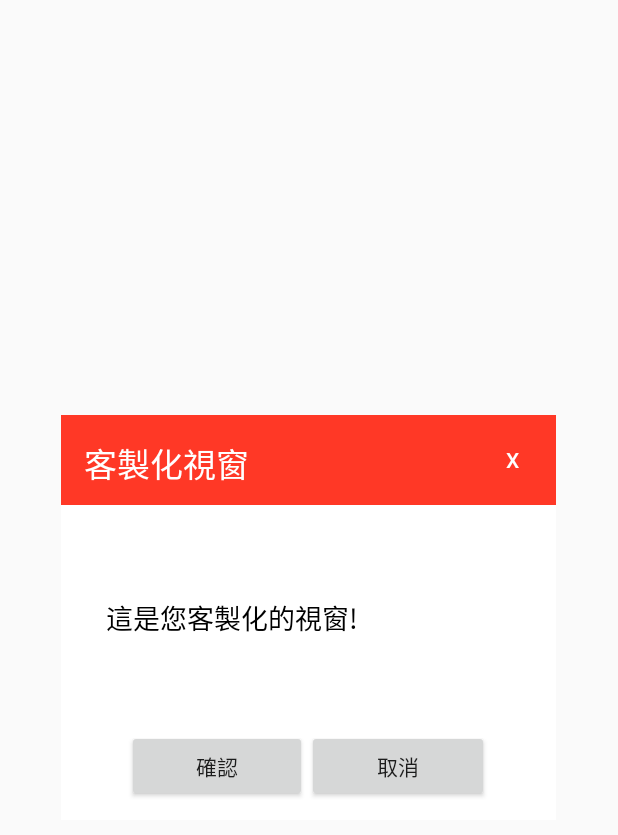
After one commit to imo-ininder/MIS_Project_ATM, an Android app: the layout activity_custom_dialog.xml on its own in the app's theme, with its tools: preview values and no code run, on a phone screen of 412 x 824 dp. The commit adds this screen. Shown: the top 835 px of the screen. Run offline under Robolectric (Android 15) with nearby library versions, the phone set to English and light mode, and no system bars.

```diff
--- a/app/src/main/java/com/example/admin/projectt/first_page.java
+++ b/app/src/main/java/com/example/admin/projectt/first_page.java
@@ -5,15 +5,14 @@ import android.support.v7.app.AppCompatActivity;
 import android.view.View;
 import android.content.Intent;
 
-import com.firebase.client.Firebase;
 
 public class first_page extends AppCompatActivity {
 
     @Override
     protected void onCreate(Bundle savedInstanceState) {
         super.onCreate(savedInstanceState);
-        Firebase.setAndroidContext(this);
         setContentView(R.layout.first_page_layout);
+
 
 
     }
--- /dev/null
+++ b/app/src/main/res/layout/activity_custom_dialog.xml
@@ -0,0 +1,87 @@
+<?xml version="1.0" encoding="utf-8"?>
+<LinearLayout xmlns:android="http://schemas.android.com/apk/res/android"
+    xmlns:tools="http://schemas.android.com/tools"
+    android:orientation="vertical"
+    android:layout_width="fill_parent"
+    android:layout_height="fill_parent"
+    android:transitionGroup="false"
+    android:nestedScrollingEnabled="false"
+    tools:context="com.example.admin.projectt.first_page"
+    android:id="@+id/dialogBackground"
+    android:gravity="center_vertical|center_horizontal">
+    <LinearLayout
+        android:orientation="vertical"
+        android:layout_width="330dp"
+        android:layout_height="270dp"
+        android:background="#ffffffff">
+        <RelativeLayout
+            android:layout_width="fill_parent"
+            android:layout_height="60dp"
+            android:layout_margin="0dp"
+            android:focusable="true"
+            android:background="#ffff3826">
+
+            <Button
+                style="?android:attr/buttonStyleSmall"
+                android:layout_width="wrap_content"
+                android:layout_height="wrap_content"
+                android:text="X"
+                android:id="@+id/text_close"
+                android:layout_gravity="right"
+                android:layout_alignParentRight="true"
+                android:background="#00ffffff"
+                android:textColor="@android:color/white"
+                android:layout_centerVertical="true"
+                android:layout_margin="5dp"
+                android:padding="5dp" />
+
+            <TextView
+                android:layout_width="wrap_content"
+                android:layout_height="wrap_content"
+                android:textAppearance="?android:attr/textAppearanceLarge"
+                android:id="@+id/text_title"
+                android:text="客製化視窗"
+                android:minHeight="50dp"
+                android:padding="10dp"
+                android:textColor="@android:color/white"
+                android:layout_alignParentLeft="true"
+                android:layout_margin="5dp" />
+        </RelativeLayout>
+
+        <TextView
+            android:layout_width="match_parent"
+            android:layout_height="150dp"
+            android:textAppearance="?android:attr/textAppearanceMedium"
+            android:id="@+id/text_content"
+            android:text="這是您客製化的視窗!"
+            android:textColor="@android:color/black"
+            android:minHeight="100dp"
+            android:padding="30dp"
+            android:background="@android:color/white"
+            android:gravity="center_vertical" />
+
+        <LinearLayout
+            android:orientation="horizontal"
+            android:layout_width="match_parent"
+            android:layout_height="wrap_content"
+            android:gravity="center_horizontal"
+            android:weightSum="1">
+            <Button
+                android:layout_width="wrap_content"
+                android:layout_height="wrap_content"
+                android:text="確認"
+                android:id="@+id/btn_confirm"
+                android:layout_gravity="center_horizontal"
+                android:layout_weight="0.21" />
+            <Button
+                android:layout_width="wrap_content"
+                android:layout_height="wrap_content"
+                android:text="取消"
+                android:id="@+id/btn_cancel"
+                android:layout_gravity="center_horizontal"
+                android:layout_weight="0.22" />
+        </LinearLayout>
+
+    </LinearLayout>
+
+</LinearLayout>
--- a/app/src/main/res/values/strings.xml
+++ b/app/src/main/res/values/strings.xml
@@ -25,4 +25,7 @@
     <string name="describe">描述</string>
     <string name="OUTPUT">送出</string>
 
+    <!-- TODO: Remove or change this placeholder text -->
+    <string name="hello_blank_fragment">Hello blank fragment</string>
+
 </resources>
```
Also changed, not shown: app/build.gradle (+11 -1 lines), app/src/main/AndroidManifest.xml (+21 -1 lines), app/src/main/java/com/example/admin/projectt/CustomDialogActivity.java (added, +54 -0 lines), app/src/main/java/com/example/admin/projectt/RetrievePostService.java (added, +178 -0 lines), app/src/main/java/com/example/admin/projectt/SendRequest.java (added, +103 -0 lines), app/src/main/java/com/example/admin/projectt/Task.java (added, +34 -0 lines), app/src/main/java/com/example/admin/projectt/main_page.java (+25 -10 lines), app/src/main/res/layout/main_page.xml (+19 -0 lines), app/src/main/res/layout/post_news.xml (+4 -23 lines).
